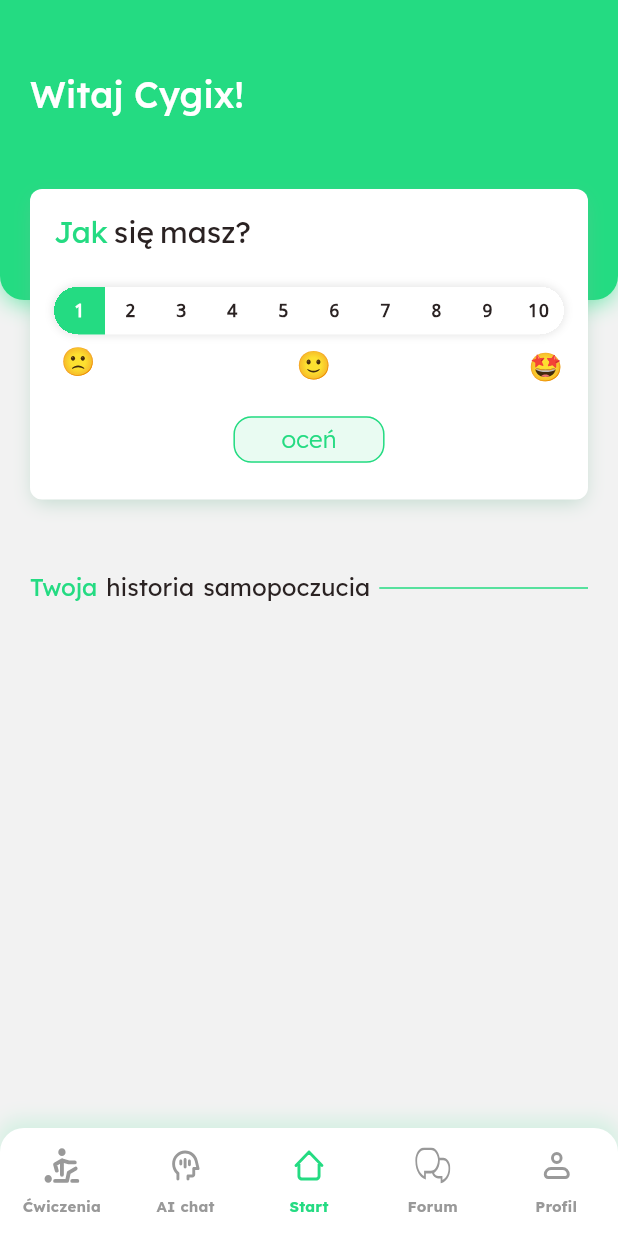
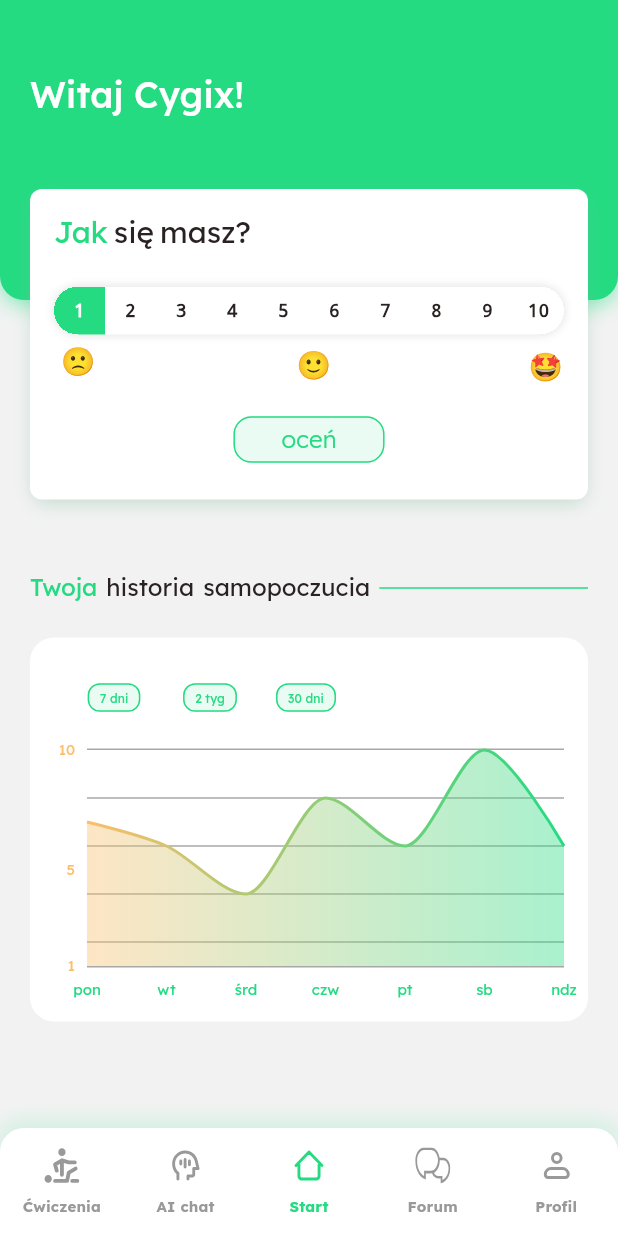
Before and after one commit to xSmilO/JakSieMasz, a Flutter app: the screen it shows after launch, on a phone screen of 412 x 824 dp. Run offline on Flutter 3.47's test engine with Material 3 defaults, Android fonts, the light colour scheme and no system bars; drawn by our look-alikes of fl_chart; our stand-ins replace flutter_svg, go_router.

Commit message:
adding chart

```diff
--- a/lib/Styles/styles.dart
+++ b/lib/Styles/styles.dart
@@ -4,8 +4,10 @@ abstract final class Styles {
   static Color bgColor = Color(0xFFF2F2F2);
   static Color primaryColor500 = Color(0xFF24DB82);
   static Color primaryColor100 = Color(0xFFE9FBF2);
+  static Color secondaryColor300 = Color(0xFFFBBE6A);
   static Color inactiveNavItem = Color(0xFF999999);
   static Color fontColorDark = Color(0xFF2A2222);
+  static Color horizontalRateChartColor = Color(0x66252525);
   static String fontFamily = "Lexend Deca";
   static double fontSizeH2 = 20;
   static double fontSizeH3 = 16;
--- /dev/null
+++ b/lib/UI/Home/RateChart/line_title.dart
@@ -0,0 +1,66 @@
+import 'package:fl_chart/fl_chart.dart';
+import 'package:flutter/material.dart';
+import 'package:jak_sie_masz/Styles/styles.dart';
+
+class LineTitle {
+  static List<String> labels = ["pon", "wt", "śrd", "czw", "pt", "sb", "ndz"];
+  static getTitleData() => FlTitlesData(
+        show: true,
+        topTitles: AxisTitles(
+          sideTitles: SideTitles(
+              showTitles: true,
+              reservedSize: 10,
+              getTitlesWidget: (value, meta) => Container()),
+        ),
+        rightTitles: AxisTitles(
+          sideTitles: SideTitles(
+            showTitles: false,
+          ),
+        ),
+        bottomTitles: AxisTitles(
+          sideTitles: SideTitles(
+              showTitles: true,
+              reservedSize: 20,
+              getTitlesWidget: (value, TitleMeta meta) {
+                return SideTitleWidget(
+                  meta: meta,
+                  fitInside: SideTitleFitInsideData.fromTitleMeta(
+                    meta,
+                    enabled: true,
+                    distanceFromEdge: 2,
+                  ),
+                  child: Text(
+                    labels[value.toInt()],
+                    style: TextStyle(
+                      fontSize: 10,
+                      fontFamily: Styles.fontFamily,
+                      color: Styles.primaryColor500,
+                      fontWeight: FontWeight.normal,
+                      decoration: TextDecoration.none,
+                    ),
+                  ),
+                );
+              }),
+        ),
+        leftTitles: AxisTitles(
+          sideTitles: SideTitles(
+              showTitles: true,
+              getTitlesWidget: (value, meta) {
+                return SideTitleWidget(
+                  space: 8,
+                  meta: meta,
+                  child: Text(
+                    value.round().toString(),
+                    style: TextStyle(
+                      fontSize: 10,
+                      fontFamily: Styles.fontFamily,
+                      color: Styles.secondaryColor300,
+                      fontWeight: FontWeight.normal,
+                      decoration: TextDecoration.none,
+                    ),
+                  ),
+                );
+              }),
+        ),
+      );
+}
--- a/lib/UI/Home/RateChart/rate_chart_container_widget.dart
+++ b/lib/UI/Home/RateChart/rate_chart_container_widget.dart
@@ -1,5 +1,6 @@
 import 'package:flutter/material.dart';
-import 'package:jak_sie_masz/Styles/styles.dart';
+import 'package:jak_sie_masz/UI/Home/RateChart/timespans_widget.dart';
+import 'package:jak_sie_masz/UI/Home/RateChart/rate_chart_widget.dart';
 
 class RateChartContainerWidget extends StatelessWidget {
   const RateChartContainerWidget({super.key});
@@ -7,53 +8,21 @@ class RateChartContainerWidget extends StatelessWidget {
   @override
   Widget build(BuildContext context) {
     return Container(
-      margin: EdgeInsets.only(top: 48),
-      child: Column(
-        children: [
-          Row(
-            spacing: 6,
-            crossAxisAlignment: CrossAxisAlignment.center,
-            children: [
-              Text(
-                "Twoja",
-                style: TextStyle(
-                  color: Styles.primaryColor500,
-                  fontFamily: Styles.fontFamily,
-                  fontWeight: FontWeight.normal,
-                  decoration: TextDecoration.none,
-                  fontSize: Styles.fontSizeH3,
-                ),
-              ),
-              Text(
-                "historia",
-                style: TextStyle(
-                  color: Styles.fontColorDark,
-                  fontFamily: Styles.fontFamily,
-                  fontWeight: FontWeight.normal,
-                  decoration: TextDecoration.none,
-                  fontSize: Styles.fontSizeH3,
-                ),
-              ),
-              Text(
-                "samopoczucia",
-                style: TextStyle(
-                  color: Styles.fontColorDark,
-                  fontFamily: Styles.fontFamily,
-                  fontWeight: FontWeight.normal,
-                  decoration: TextDecoration.none,
-                  fontSize: Styles.fontSizeH3,
-                ),
-              ),
-              Expanded(
-                child: Container(
-                  height: 1,
-                  margin: EdgeInsets.only(top: 2),
-                  color: Styles.primaryColor500,
-                ),
-              ),
-            ],
-          ),
-        ],
+      height: 256,
+      decoration: BoxDecoration(
+        color: Colors.white,
+        borderRadius: BorderRadius.all(
+          Radius.circular(16),
+        ),
+      ),
+      child: Padding(
+        padding: const EdgeInsets.all(16.0),
+        child: Column(
+          children: [
+            TimespansWidget(),
+            Expanded(child: RateChartWidget()),
+          ],
+        ),
       ),
     );
   }
--- /dev/null
+++ b/lib/UI/Home/RateChart/rate_chart_section_widget.dart
@@ -0,0 +1,63 @@
+import 'package:flutter/material.dart';
+import 'package:jak_sie_masz/Styles/styles.dart';
+import 'package:jak_sie_masz/UI/Home/RateChart/rate_chart_container_widget.dart';
+
+class RateChartSectionWidget extends StatelessWidget {
+  const RateChartSectionWidget({super.key});
+
+  @override
+  Widget build(BuildContext context) {
+    return Container(
+      margin: EdgeInsets.only(top: 48),
+      child: Column(
+        spacing: 24,
+        children: [
+          Row(
+            spacing: 6,
+            crossAxisAlignment: CrossAxisAlignment.center,
+            children: [
+              Text(
+                "Twoja",
+                style: TextStyle(
+                  color: Styles.primaryColor500,
+                  fontFamily: Styles.fontFamily,
+                  fontWeight: FontWeight.normal,
+                  decoration: TextDecoration.none,
+                  fontSize: Styles.fontSizeH3,
+                ),
+              ),
+              Text(
+                "historia",
+                style: TextStyle(
+                  color: Styles.fontColorDark,
+                  fontFamily: Styles.fontFamily,
+                  fontWeight: FontWeight.normal,
+                  decoration: TextDecoration.none,
+                  fontSize: Styles.fontSizeH3,
+                ),
+              ),
+              Text(
+                "samopoczucia",
+                style: TextStyle(
+                  color: Styles.fontColorDark,
+                  fontFamily: Styles.fontFamily,
+                  fontWeight: FontWeight.normal,
+                  decoration: TextDecoration.none,
+                  fontSize: Styles.fontSizeH3,
+                ),
+              ),
+              Expanded(
+                child: Container(
+                  height: 1,
+                  margin: EdgeInsets.only(top: 2),
+                  color: Styles.primaryColor500,
+                ),
+              ),
+            ],
+          ),
+          RateChartContainerWidget(),
+        ],
+      ),
+    );
+  }
+}
--- /dev/null
+++ b/lib/UI/Home/RateChart/rate_chart_widget.dart
@@ -0,0 +1,101 @@
+import 'package:fl_chart/fl_chart.dart';
+import 'package:flutter/material.dart';
+import 'package:jak_sie_masz/Styles/styles.dart';
+import 'package:jak_sie_masz/UI/Home/RateChart/line_title.dart';
+
+class RateChartWidget extends StatelessWidget {
+  RateChartWidget({super.key});
+
+  final List<Color> gradient = [
+    Styles.secondaryColor300,
+    Styles.primaryColor500,
+  ];
+
+  @override
+  Widget build(BuildContext context) {
+    return LineChart(
+      LineChartData(
+        minY: 1,
+        maxY: 10,
+        minX: 0,
+        maxX: 6,
+        gridData: FlGridData(
+          show: true,
+          horizontalInterval: 2,
+          drawVerticalLine: false,
+          getDrawingVerticalLine: (value) => FlLine(
+            color: Styles.horizontalRateChartColor,
+            strokeWidth: 1,
+          ),
+          getDrawingHorizontalLine: (value) {
+            return FlLine(
+              color: Styles.horizontalRateChartColor,
+              strokeWidth: 1,
+            );
+          },
+        ),
+        borderData: FlBorderData(
+          border: Border.symmetric(
+            horizontal:
+                BorderSide(color: Styles.horizontalRateChartColor, width: 1),
+          ),
+        ),
+        lineBarsData: [
+          LineChartBarData(
+            isCurved: true,
+            curveSmoothness: 0.3,
+            gradient: LinearGradient(
+              colors: gradient,
+            ),
+            preventCurveOverShooting: true,
+            spots: [
+              FlSpot(
+                0,
+                7,
+              ),
+              FlSpot(
+                1,
+                6,
+              ),
+              FlSpot(
+                2,
+                4,
+              ),
+              FlSpot(
+                3,
+                8,
+              ),
+              FlSpot(
+                4,
+                6,
+              ),
+              FlSpot(
+                5,
+                10,
+              ),
+              FlSpot(
+                6,
+                6,
+              ),
+            ],
+            dotData: FlDotData(
+              show: false,
+            ),
+            belowBarData: BarAreaData(
+              show: true,
+              gradient: LinearGradient(
+                colors: gradient
+                    .map(
+                      (e) => e.withAlpha(100),
+                    )
+                    .toList(),
+              ),
+            ),
+          )
+        ],
+        titlesData: LineTitle.getTitleData(),
+        lineTouchData: LineTouchData(enabled: false),
+      ),
+    );
+  }
+}
--- /dev/null
+++ b/lib/UI/Home/RateChart/timespan_button_widget.dart
@@ -0,0 +1,48 @@
+import 'package:flutter/material.dart';
+import 'package:jak_sie_masz/Styles/styles.dart';
+
+class TimespanButtonWidget extends StatelessWidget {
+  const TimespanButtonWidget({super.key, required this.label});
+  final String label;
+
+  @override
+  Widget build(BuildContext context) {
+    return TextButton(
+        onPressed: () {
+          print("change chart data");
+        },
+        style: ButtonStyle(
+            alignment: Alignment.center,
+            backgroundColor: WidgetStatePropertyAll(Styles.primaryColor100),
+            padding: WidgetStatePropertyAll(EdgeInsets.zero),
+            shape: WidgetStatePropertyAll(
+              RoundedRectangleBorder(
+                side: BorderSide(
+                  color: Styles.primaryColor500,
+                  width: 1,
+                ),
+                borderRadius: BorderRadius.all(
+                  Radius.circular(8),
+                ),
+              ),
+            ),
+            minimumSize: WidgetStatePropertyAll(
+              Size(1, 1),
+            )),
+        child: Padding(
+          padding: const EdgeInsets.symmetric(
+            horizontal: 8,
+            vertical: 4,
+          ),
+          child: Text(
+            label,
+            style: TextStyle(
+              fontFamily: Styles.fontFamily,
+              color: Styles.primaryColor500,
+              fontSize: 8,
+              fontWeight: FontWeight.normal,
+            ),
+          ),
+        ));
+  }
+}
--- /dev/null
+++ b/lib/UI/Home/RateChart/timespans_widget.dart
@@ -0,0 +1,27 @@
+import 'package:flutter/material.dart';
+import 'package:jak_sie_masz/UI/Home/RateChart/timespan_button_widget.dart';
+
+class TimespansWidget extends StatelessWidget {
+  const TimespansWidget({super.key});
+
+  @override
+  Widget build(BuildContext context) {
+    return Padding(
+      padding: const EdgeInsets.symmetric(horizontal: 16),
+      child: Row(
+        spacing: 16,
+        children: [
+          TimespanButtonWidget(
+            label: '7 dni',
+          ),
+          TimespanButtonWidget(
+            label: '2 tyg',
+          ),
+          TimespanButtonWidget(
+            label: '30 dni',
+          ),
+        ],
+      ),
+    );
+  }
+}
--- a/lib/UI/Home/home_screen.dart
+++ b/lib/UI/Home/home_screen.dart
@@ -1,7 +1,7 @@
 import 'package:flutter/material.dart';
 import 'package:jak_sie_masz/Data/user_repository.dart';
 import 'package:jak_sie_masz/Styles/styles.dart';
-import 'package:jak_sie_masz/UI/Home/RateChart/rate_chart_container_widget.dart';
+import 'package:jak_sie_masz/UI/Home/RateChart/rate_chart_section_widget.dart';
 import 'package:jak_sie_masz/UI/Home/RateDay/rate_container_widget.dart';
 
 class HomeScreen extends StatefulWidget {
@@ -68,7 +68,7 @@ class _HomeScreenState extends State<HomeScreen> {
                   ),
                 ),
                 RateContainerWidget(),
-                RateChartContainerWidget(),
+                RateChartSectionWidget(),
               ],
             ),
           ),
--- a/pubspec.yaml
+++ b/pubspec.yaml
@@ -37,6 +37,7 @@ dependencies:
     go_router: ^14.8.0
     provider: ^6.1.2
     flutter_svg: ^2.0.17
+    fl_chart: ^0.70.2
 
 dev_dependencies:
     flutter_test:
```
Also changed, not shown: pubspec.lock.
